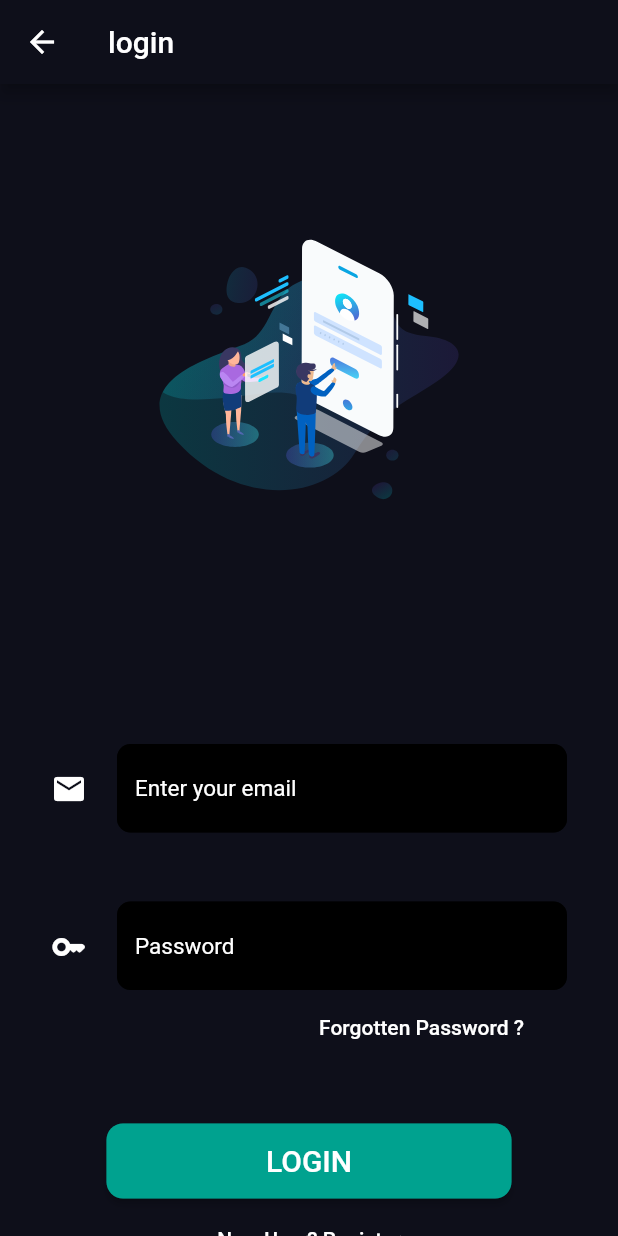
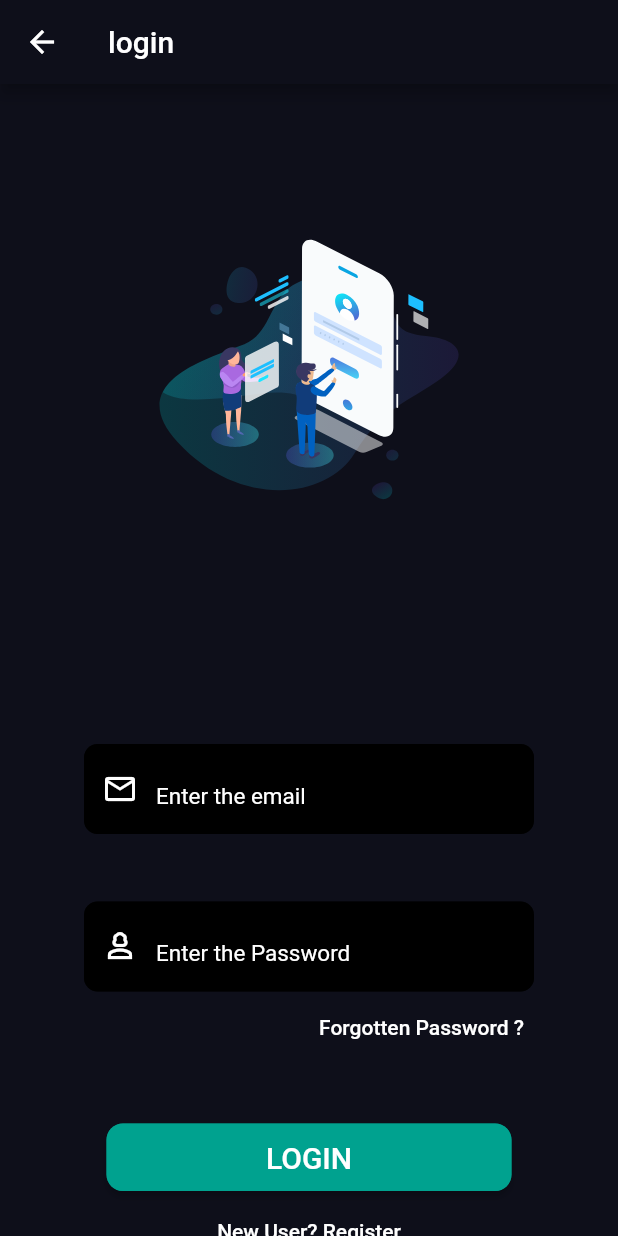
Before and after one commit to Ajju-kld/FLUTTER_PROJECTS, a Flutter app: the Sign_up screen opened by its route, scrolled down 53 dp, after a tap on "login", on a phone screen of 412 x 824 dp. Run offline on Flutter 3.47's test engine with Material 2 defaults, Android fonts, the phone set to English and light mode, and no system bars; our stand-ins replace firebase_auth, firebase_core, floating_bottom_navigation_bar, flutter_svg; accounts and stored records are empty; network calls fail.

Commit message:
formated the code

```diff
--- a/Project_2/vertex/lib/pages/Sign_up/Components.dart
+++ b/Project_2/vertex/lib/component/Components.dart
@@ -1,3 +1,4 @@
+import 'package:flutter/material.dart';
 import 'package:flutter/material.dart';
 
 
@@ -23,14 +24,14 @@ Row text_field(
       obscuringCharacter: '*',
           controller: controller,
           obscureText: obstrucct,
-          style: TextStyle(color: Colors.white, height: 25 / 20,fontSize: 20),
+          style:const TextStyle(color: Colors.white, height: 25 / 20,fontSize: 20),
           decoration: InputDecoration(
               hintText: hint,
             prefixIcon: icon,
 
-              fillColor: Color.fromARGB(255, 0, 0, 0),
+              fillColor:const Color.fromARGB(255, 0, 0, 0),
               filled: true,
-              hintStyle: TextStyle(color: Colors.white, fontSize: 15),
+              hintStyle:const TextStyle(color: Colors.white, fontSize: 15),
               border:
                   OutlineInputBorder(borderRadius: BorderRadius.circular(9))),
 
@@ -42,31 +43,42 @@ Row text_field(
 }
 
 
-SizedBox btn_({void Function() ?onPressed,bool ?check}){
+SizedBox btn_({void Function() ?onPressed,bool check=true,required String ?title}){
   return SizedBox(
                 width: 270,
                 height: 45,
                 child: ElevatedButton(
 
                   onPressed:
-                  check!?onPressed:null ,
+                  check?onPressed:null ,
                   style: ButtonStyle(
                       backgroundColor: check? MaterialStateProperty.all<Color>(
-                          Color.fromARGB(255, 0, 162, 143)):
+                    const      Color.fromARGB(255, 0, 162, 143)):
                          MaterialStateProperty.all<Color>(
-                  Color.fromARGB(114, 0, 162, 143)) ,
+               const   Color.fromARGB(114, 0, 162, 143)) ,
                       overlayColor: MaterialStateProperty.all<Color>(
-                          Color.fromARGB(211, 0, 0, 0)),
+                     const     Color.fromARGB(211, 0, 0, 0)),
                       shape: MaterialStateProperty.all(RoundedRectangleBorder(
                           borderRadius: BorderRadius.circular(11),
                           side: BorderSide(
                               width: 3,
-                              color:check?Color.fromARGB(218, 0, 162, 143):Color.fromARGB(35, 0, 162, 143))))),
-                  child:const Text(
-                    "SIGN UP",
-                    style: TextStyle(color: Colors.white, fontSize: 20),
+                              color:check?const Color.fromARGB(218, 0, 162, 143):const Color.fromARGB(35, 0, 162, 143))))),
+                  child:Text(
+                    title!,
+                    style: const TextStyle(color: Colors.white, fontSize: 20),
 
                   ),
                 ),
               );
 }
+
+ TextButton txtBtn({Text ?hint,void Function() ?onPressed}){
+
+
+  return TextButton(
+                      style: ButtonStyle(
+                          overlayColor: MaterialStateProperty.all<Color>(
+                            const  Color.fromRGBO(14, 15, 26, 1))),
+                      onPressed:onPressed,
+                      child:hint!);
+                }
--- a/Project_2/vertex/lib/pages/Login/Login.dart
+++ b/Project_2/vertex/lib/pages/Login/Login.dart
@@ -5,8 +5,10 @@ import 'package:flutter/src/widgets/framework.dart';
 import 'package:flutter/src/widgets/placeholder.dart';
 import 'package:flutter_svg/flutter_svg.dart';
 import 'package:vertex/pages/COLORS.dart';
+import 'package:vertex/component/Components.dart';
 import 'package:vertex/pages/Sign_up/Sign_up.dart';
 
+import '../../component/Components.dart';
 import '../home_page/home_page.dart';
 
 
@@ -150,105 +152,26 @@ showDialog(
                 ), // login picture padding
                 Padding(
                   padding: const EdgeInsets.fromLTRB(0, 0, 0, 15),
-                  child: Row(
-                    mainAxisAlignment: MainAxisAlignment.center,
-                    children: [
-                     const Icon(
-                        Icons.email,
-                        color: Colors.white,
-                      ),
-                      const SizedBox(width: 20),
-                      SizedBox(
-                        height: 60,
-                        width: 300,
-                        child: TextFormField(controller: email,focusNode:FocusNode(),
-                          style: const TextStyle(color: Colors.white),
-                          decoration: InputDecoration(
-                              hintText: 'Enter your email',
-                              fillColor: const Color.fromARGB(255, 0, 0, 0),
-                              filled: true,
-                              hintStyle:
-                                  const TextStyle(color: Colors.white, fontSize: 15),
-                              border: OutlineInputBorder(
-                                  borderRadius: BorderRadius.circular(9))),
-                        ),
-                      ),
-                    ],
-                  ),
+                  child:text_field(hint: 'Enter the email',controller: email,icon:const Icon(Icons.email_outlined,color: Colors.white,)) ,
                 ), // email field padding
 
                 Padding(
                   padding: const EdgeInsets.fromLTRB(0, 30, 0, 0),
-                  child: Row(
-                    mainAxisAlignment: MainAxisAlignment.center,
-                    children: [
-                      const Icon(
-                        Icons.key_rounded,
-                        color: Colors.white,
-                      ),
-                      const SizedBox(width: 20),
-                      SizedBox(
-                        height: 60,
-                        width: 300,
-                        child: TextFormField(
-                          controller: password,
-                          obscureText: true,
-                          style:const TextStyle(color: Colors.white),
-                          decoration: InputDecoration(
-                              hintText: 'Password',
-                              fillColor: const Color.fromARGB(255, 0, 0, 0),
-                              filled: true,
-                              hintStyle:
-                        const          TextStyle(color: Colors.white, fontSize: 15),
-                              border: OutlineInputBorder(
-                                  borderRadius: BorderRadius.circular(9))),
-                        ),
-                      ),
-                    ],
-                  ),
+                  child: text_field(hint:'Enter the Password'),
                 ), // password fild padding
                 Padding(
                   padding: const EdgeInsets.fromLTRB(150, 0, 0, 0),
-                  child: TextButton(
-                      style: ButtonStyle(
-                          overlayColor: MaterialStateProperty.all<Color>(
-                              Color.fromRGBO(14, 15, 26, 1))),
-                      onPressed: () {},
-                      child: const Text(
-                        'Forgotten Password ?',
-                        style: TextStyle(color: Colors.white),
-                      )),
-                ),
+                  child:txtBtn(hint:const Text('Forgotten Password ?',style:TextStyle(color: Colors.white),),onPressed: () {
+
+                  },),),
                 Padding(
                   padding: const EdgeInsets.fromLTRB(0, 40, 0, 3),
                   child: Hero(
                     tag: "Login_btn",
-                    child: SizedBox(
-                      width: 270,
-                      height: 50,
-                      child: ElevatedButton(
-                        onPressed: () {
-                          focus.unfocus();
-                      login();
-                        },
-                        style: ButtonStyle(
-                            backgroundColor: MaterialStateProperty.all<Color>(
-                                Color.fromARGB(255, 0, 162, 143)),
-                            overlayColor: MaterialStateProperty.all<Color>(
-                                Color.fromARGB(211, 0, 0, 0)),
-                            shape: MaterialStateProperty.all(
-                                RoundedRectangleBorder(
-                                    borderRadius: BorderRadius.circular(11),
-                                    side: BorderSide(
-                                        width: 3,
-                                        color:
-                                            Color.fromARGB(136, 0, 162, 143))))),
-                        child: Text(
-                          "LOGIN",
-                          style: TextStyle(color: Colors.white, fontSize: 20),
-                        ),
-                      ),
-                    ),
+                    child:btn_(title: 'LOGIN',onPressed: () {
+                         focus.unfocus();
+                        login();
+                    },),
                   ),
                 ), //button padding
                 TextButton(
--- a/Project_2/vertex/lib/pages/Sign_up/Sign_up.dart
+++ b/Project_2/vertex/lib/pages/Sign_up/Sign_up.dart
@@ -5,7 +5,7 @@ import 'package:flutter/src/widgets/placeholder.dart';
 import 'package:vertex/pages/Login/Login.dart';
 
 import '../COLORS.dart';
-import 'Components.dart';
+import '../../component/Components.dart';
 
 import 'package:firebase_auth/firebase_auth.dart';
 
@@ -13,7 +13,7 @@ Route _createRoute() {
   return PageRouteBuilder(
     pageBuilder: (context, animation, secondaryAnimation) => Login(),
     transitionsBuilder: (context, animation, secondaryAnimation, child) {
-      var begin = Offset(0.0, -1.0);
+      var begin = const Offset(0.0, -1.0);
       var end = Offset.zero;
       var curve = Curves.ease;
 
@@ -70,16 +70,16 @@ class _Sign_upState extends State<Sign_up> {
     } on FirebaseAuthException catch (e) {
       Navigator.pop(context);
       if (e.code == 'email-already-in-use') {
-        already_registered();
+        alreadyRegistered();
       } else if (e.code == 'weak-password') {
-        weak_password();
+        weakPassword();
       } else if (e.code == 'invalid-email') {
-        invalid_email();
+        invalidEmail();
       }
     }
   }
 
-  void already_registered() {
+  void alreadyRegistered() {
     showDialog(
         context: context,
         builder: (context) {
@@ -94,7 +94,7 @@ class _Sign_upState extends State<Sign_up> {
         });
   }
 
-  void weak_password() {
+  void weakPassword() {
     showDialog(
         context: context,
         builder: (context) {
@@ -109,7 +109,7 @@ class _Sign_upState extends State<Sign_up> {
         });
   }
 
-  void invalid_email() {
+  void invalidEmail() {
     showDialog(
         context: context,
         builder: (context) {
@@ -196,13 +196,13 @@ class _Sign_upState extends State<Sign_up> {
                         });
                       },
                       overlayColor: MaterialStateProperty.all<Color>(
-                          Color.fromARGB(255, 255, 255, 255)),
-                      checkColor: Color.fromARGB(255, 0, 0, 0),
-                      activeColor: Color.fromARGB(255, 0, 0, 0),
+                        const  Color.fromARGB(255, 255, 255, 255)),
+                      checkColor:const Color.fromARGB(255, 0, 0, 0),
+                      activeColor:const Color.fromARGB(255, 0, 0, 0),
                       fillColor: MaterialStateProperty.all<Color>(
-                          Color.fromARGB(242, 255, 255, 255)),
+                       const   Color.fromARGB(242, 255, 255, 255)),
                       shape: RoundedRectangleBorder(
-                        side: BorderSide(color: Colors.blue, width: 2.0),
+                        side:const BorderSide(color: Colors.blue, width: 2.0),
                         borderRadius: BorderRadius.circular(5.0),
                       ),
                     ),
@@ -237,7 +237,9 @@ class _Sign_upState extends State<Sign_up> {
               child: Hero(
                   tag: 'sign_up',
                   child: btn_(
-                      onPressed: () => signUpWithEmail(), check: isChecked)),
+                      title: 'SIGN_UP',
+                      onPressed: () => signUpWithEmail(),
+                      check: isChecked)),
             ),
             Padding(
               padding: const EdgeInsets.fromLTRB(0, 45, 0, 0),
@@ -256,23 +258,19 @@ class _Sign_upState extends State<Sign_up> {
                 style: TextStyle(color: Colors.white, fontSize: 17),
               ),
             ),
-            TextButton(
+            txtBtn(
                 onPressed: () {
                   Navigator.pop(context);
                   Navigator.of(context).push(_createRoute());
                 },
-              child: const Text(
+                hint: const Text(
                   'login',
                   style: TextStyle(
                       color: Colors.white,
                       decoration: TextDecoration.underline,
                       fontSize: 20,
                       letterSpacing: 1.5),
-              ),
-              style: ButtonStyle(
-                  overlayColor:
-                      MaterialStateProperty.all<Color>(backgroundColor)),
-            )
+                )),
           ],
         ),
       )),
```
Lines whose indentation alone changed are shown as unchanged.
